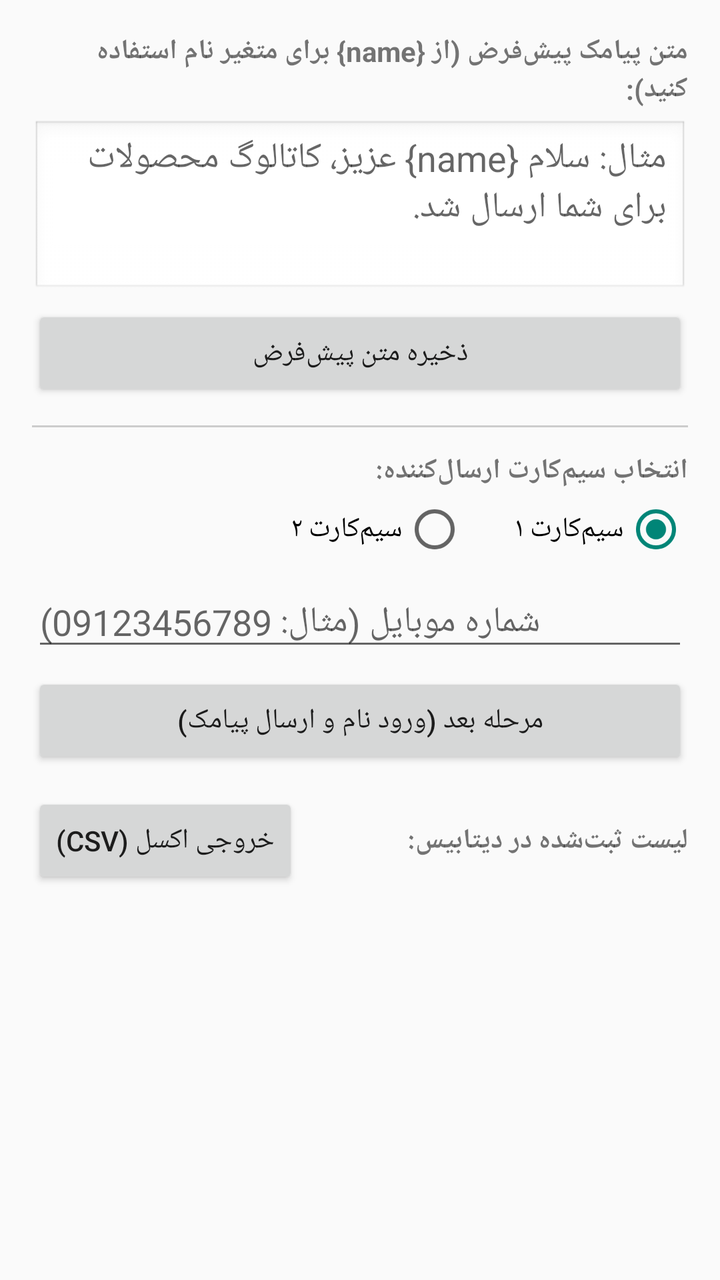
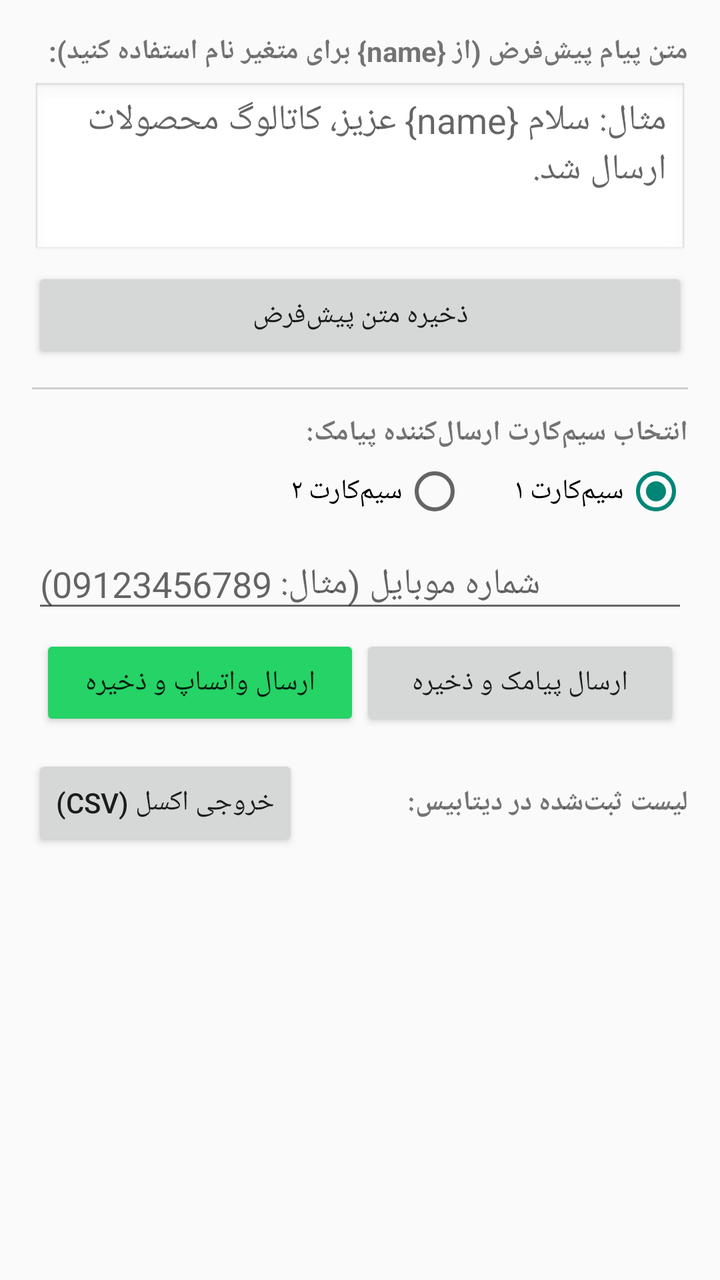

Before-and-after screenshots of an Android layout around one commit, followed by the original layout XML and the change that was made.
<!-- AndroidManifest.xml: application theme Theme.AppCompat.Light.DarkActionBar -->
<!-- res/layout/activity_main.xml -->
<?xml version="1.0" encoding="utf-8"?>
<LinearLayout xmlns:android="http://schemas.android.com/apk/res/android"
    android:layout_width="match_parent"
    android:layout_height="match_parent"
    android:orientation="vertical"
    android:padding="16dp"
    android:layoutDirection="rtl">

    <TextView
        android:layout_width="match_parent"
        android:layout_height="wrap_content"
        android:text="متن پیامک پیش‌فرض (از {name} برای متغیر نام استفاده کنید):"
        android:textStyle="bold"
        android:textSize="14sp" />

    <EditText
        android:id="@+id/etTemplate"
        android:layout_width="match_parent"
        android:layout_height="wrap_content"
        android:minLines="3"
        android:gravity="top|right"
        android:hint="مثال: سلام {name} عزیز، کاتالوگ محصولات برای شما ارسال شد."
        android:background="@android:drawable/edit_text"
        android:layout_marginTop="6dp" />

    <Button
        android:id="@+id/btnSaveTemplate"
        android:layout_width="match_parent"
        android:layout_height="wrap_content"
        android:text="ذخیره متن پیش‌فرض"
        android:layout_marginTop="4dp" />

    <View
        android:layout_width="match_parent"
        android:layout_height="1dp"
        android:background="#CCCCCC"
        android:layout_marginVertical="12dp" />

    <TextView
        android:layout_width="match_parent"
        android:layout_height="wrap_content"
        android:text="انتخاب سیم‌کارت ارسال‌کننده:"
        android:textStyle="bold"
        android:textSize="14sp" />

    <RadioGroup
        android:id="@+id/rgSim"
        android:layout_width="match_parent"
        android:layout_height="wrap_content"
        android:orientation="horizontal"
        android:layout_marginTop="4dp">

        <RadioButton
            android:id="@+id/rbSim1"
            android:layout_width="wrap_content"
            android:layout_height="wrap_content"
            android:text="سیم‌کارت ۱"
            android:checked="true"
            android:layout_marginLeft="24dp" />

        <RadioButton
            android:id="@+id/rbSim2"
            android:layout_width="wrap_content"
            android:layout_height="wrap_content"
            android:text="سیم‌کارت ۲" />
    </RadioGroup>

    <EditText
        android:id="@+id/etPhone"
        android:layout_width="match_parent"
        android:layout_height="wrap_content"
        android:inputType="phone"
        android:hint="شماره موبایل (مثال: 09123456789)"
        android:layout_marginTop="8dp" />

    <Button
        android:id="@+id/btnNextStep"
        android:layout_width="match_parent"
        android:layout_height="wrap_content"
        android:text="مرحله بعد (ورود نام و ارسال پیامک)"
        android:layout_marginTop="6dp" />

    <LinearLayout
        android:layout_width="match_parent"
        android:layout_height="wrap_content"
        android:orientation="horizontal"
        android:gravity="center_vertical"
        android:layout_marginTop="12dp">

        <TextView
            android:layout_width="0dp"
            android:layout_height="wrap_content"
            android:layout_weight="1"
            android:text="لیست ثبت‌شده در دیتابیس:"
            android:textStyle="bold" />

        <Button
            android:id="@+id/btnExportCsv"
            android:layout_width="wrap_content"
            android:layout_height="wrap_content"
            android:text="خروجی اکسل (CSV)" />
    </LinearLayout>

    <ListView
        android:id="@+id/lvContacts"
        android:layout_width="match_parent"
        android:layout_height="0dp"
        android:layout_weight="1"
        android:layout_marginTop="6dp" />

</LinearLayout>
<!-- resources referenced by this layout -->
<resources>

</resources>

<!-- the commit's change to res/layout/activity_main.xml (unified diff, before → after) -->
@@ -9,7 +9,7 @@
     <TextView
         android:layout_width="match_parent"
         android:layout_height="wrap_content"
-        android:text="متن پیامک پیش‌فرض (از {name} برای متغیر نام استفاده کنید):"
+        android:text="متن پیام پیش‌فرض (از {name} برای متغیر نام استفاده کنید):"
         android:textStyle="bold"
         android:textSize="14sp" />
 
@@ -19,7 +19,7 @@
         android:layout_height="wrap_content"
         android:minLines="3"
         android:gravity="top|right"
-        android:hint="مثال: سلام {name} عزیز، کاتالوگ محصولات برای شما ارسال شد."
+        android:hint="مثال: سلام {name} عزیز، کاتالوگ محصولات ارسال شد."
         android:background="@android:drawable/edit_text"
         android:layout_marginTop="6dp" />
 
@@ -39,7 +39,7 @@
     <TextView
         android:layout_width="match_parent"
         android:layout_height="wrap_content"
-        android:text="انتخاب سیم‌کارت ارسال‌کننده:"
+        android:text="انتخاب سیم‌کارت ارسال‌کننده پیامک:"
         android:textStyle="bold"
         android:textSize="14sp" />
 
@@ -73,12 +73,29 @@
         android:hint="شماره موبایل (مثال: 09123456789)"
         android:layout_marginTop="8dp" />
 
-    <Button
-        android:id="@+id/btnNextStep"
+    <LinearLayout
         android:layout_width="match_parent"
         android:layout_height="wrap_content"
-        android:text="مرحله بعد (ورود نام و ارسال پیامک)"
-        android:layout_marginTop="6dp" />
+        android:orientation="horizontal"
+        android:layout_marginTop="6dp">
+
+        <Button
+            android:id="@+id/btnSendSms"
+            android:layout_width="0dp"
+            android:layout_height="wrap_content"
+            android:layout_weight="1"
+            android:text="ارسال پیامک و ذخیره"
+            android:layout_marginRight="4dp" />
+
+        <Button
+            android:id="@+id/btnSendWhatsApp"
+            android:layout_width="0dp"
+            android:layout_height="wrap_content"
+            android:layout_weight="1"
+            android:text="ارسال واتساپ و ذخیره"
+            android:layout_marginLeft="4dp"
+            android:backgroundTint="#25D366" />
+    </LinearLayout>
 
     <LinearLayout
         android:layout_width="match_parent"
